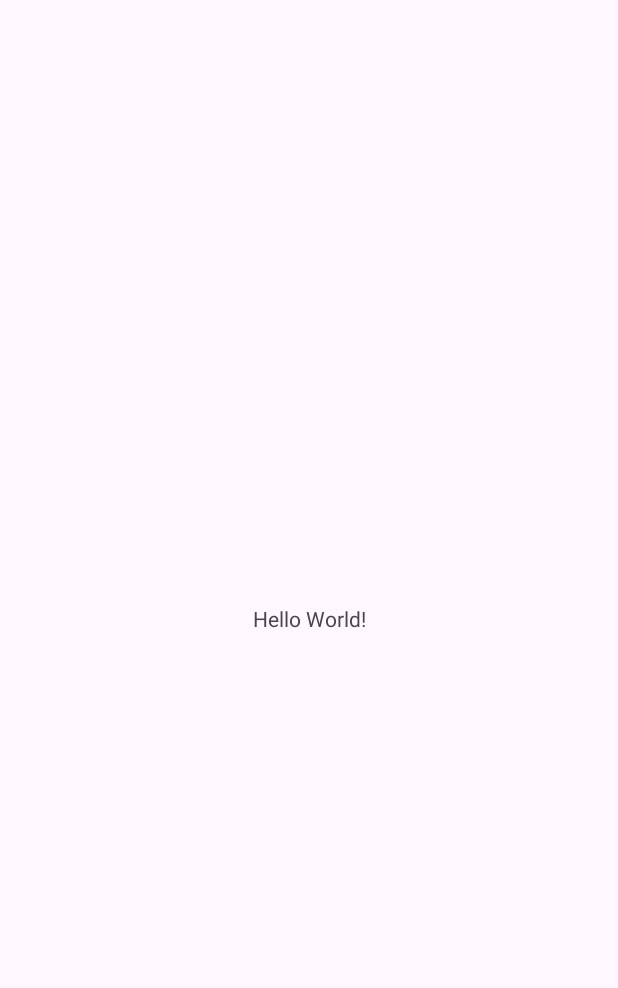
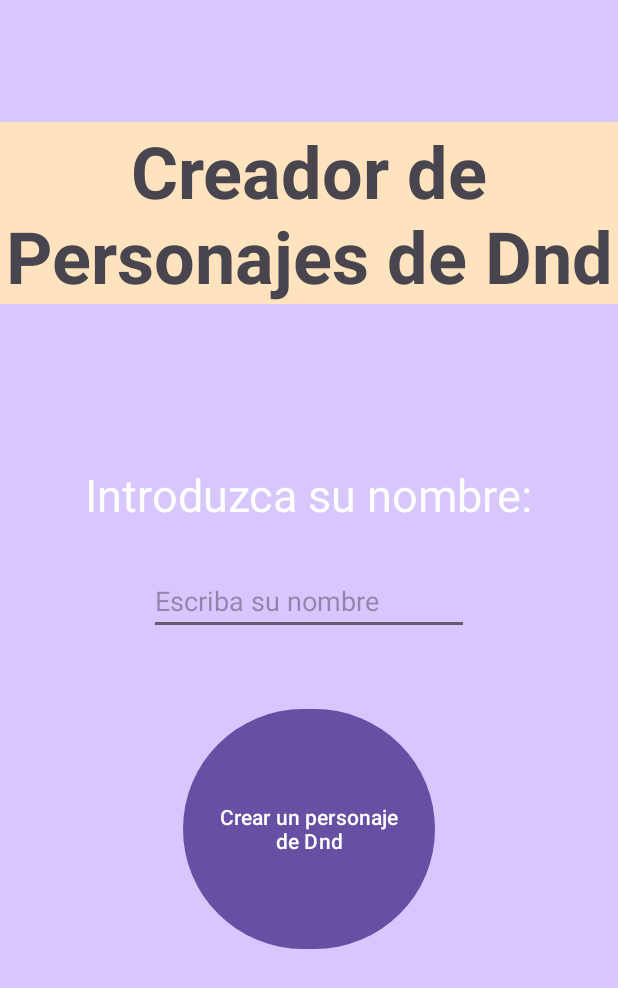
Before and after one commit to huizhou03/Pareja4PracticaFinal1PMDM, an Android app: the screen it shows after launch (MainActivity), on a phone screen of 412 x 824 dp. Before the commit the part shown is almost empty. Shown: the top 988 px of the screen. Run offline under Robolectric (Android 15) with nearby library versions, the phone set to English and light mode, and no system bars.

Commit message:
paginas 3/4 hechas

```diff
--- a/app/src/main/res/layout/activity_main.xml
+++ b/app/src/main/res/layout/activity_main.xml
@@ -5,15 +5,60 @@
     android:id="@+id/main"
     android:layout_width="match_parent"
     android:layout_height="match_parent"
+    android:background="#D8C6FF"
     tools:context=".MainActivity">
 
     <TextView
+        android:id="@+id/textViewTitular"
         android:layout_width="wrap_content"
         android:layout_height="wrap_content"
-        android:text="Hello World!"
+        android:layout_marginTop="81dp"
+        android:layout_marginBottom="175dp"
+        android:background="#FFE3BF"
+        android:text="Creador de Personajes de Dnd"
+        android:textAlignment="center"
+        android:textSize="48sp"
+        android:textStyle="bold"
+        app:layout_constraintBottom_toTopOf="@+id/editTextTextNombre"
+        app:layout_constraintStart_toStartOf="parent"
+        app:layout_constraintTop_toTopOf="parent" />
+
+    <TextView
+        android:id="@+id/textView2Nombre"
+        android:layout_width="wrap_content"
+        android:layout_height="wrap_content"
+        android:text="Introduzca su nombre:"
+        android:textColor="#FFFFFF"
+        android:textSize="30dp"
+        app:layout_constraintBottom_toBottomOf="parent"
+        app:layout_constraintEnd_toEndOf="parent"
+        app:layout_constraintHorizontal_bias="0.495"
+        app:layout_constraintStart_toStartOf="parent"
+        app:layout_constraintTop_toTopOf="parent"
+        app:layout_constraintVertical_bias="0.395" />
+
+    <EditText
+        android:id="@+id/editTextTextNombre"
+        android:layout_width="wrap_content"
+        android:layout_height="wrap_content"
+        android:layout_marginBottom="45dp"
+        android:ems="10"
+        android:hint="Escriba su nombre"
+        android:inputType="text"
+        app:layout_constraintBottom_toTopOf="@+id/botonCrear"
+        app:layout_constraintEnd_toEndOf="parent"
+        app:layout_constraintStart_toStartOf="parent"
+        app:layout_constraintTop_toBottomOf="@+id/textViewTitular" />
+
+    <Button
+        android:id="@+id/botonCrear"
+        android:layout_width="168dp"
+        android:layout_height="0dp"
+        android:layout_marginBottom="187dp"
+        android:text="Crear un personaje de Dnd"
         app:layout_constraintBottom_toBottomOf="parent"
         app:layout_constraintEnd_toEndOf="parent"
         app:layout_constraintStart_toStartOf="parent"
-        app:layout_constraintTop_toTopOf="parent" />
+        app:layout_constraintTop_toBottomOf="@+id/editTextTextNombre" />
 
 </androidx.constraintlayout.widget.ConstraintLayout>
```
Also changed, not shown: app/src/main/AndroidManifest.xml (+9 -0 lines), app/src/main/java/com/example/pareja4practicafinal1pmdm/MainActivity2.java (added, +24 -0 lines), app/src/main/java/com/example/pareja4practicafinal1pmdm/MainActivity3.java (added, +24 -0 lines), app/src/main/java/com/example/pareja4practicafinal1pmdm/MainActivity4.java (added, +24 -0 lines), app/src/main/res/layout/activity_main2.xml (added, +53 -0 lines), app/src/main/res/layout/activity_main3.xml (added, +227 -0 lines), app/src/main/res/layout/activity_main4.xml (added, +25 -0 lines), app/src/main/res/drawable/dado1.png (added).
